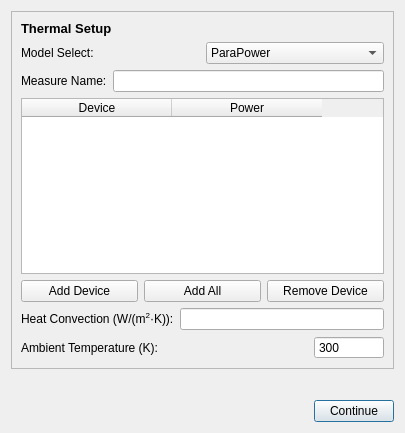
Above: qt/ui/thermalSetup.ui from e3da/PowerSynth2-gui before the change. Below: the same form after it.
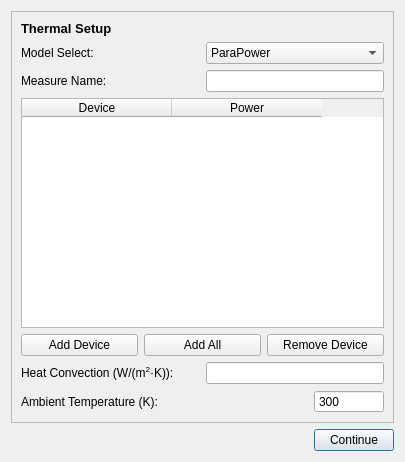
That is the form after the change.

```diff
--- a/qt/ui/thermalSetup.ui
+++ b/qt/ui/thermalSetup.ui
@@ -7,7 +7,7 @@
     <x>0</x>
     <y>0</y>
     <width>405</width>
-    <height>433</height>
+    <height>462</height>
    </rect>
   </property>
   <property name="windowTitle">
@@ -33,7 +33,14 @@
          </widget>
         </item>
         <item>
-         <widget class="QLineEdit" name="lineedit_measure_name"/>
+         <widget class="QLineEdit" name="lineedit_measure_name">
+          <property name="sizePolicy">
+           <sizepolicy hsizetype="Preferred" vsizetype="Preferred">
+            <horstretch>0</horstretch>
+            <verstretch>0</verstretch>
+           </sizepolicy>
+          </property>
+         </widget>
         </item>
        </layout>
       </item>
@@ -54,7 +61,14 @@
          </widget>
         </item>
         <item>
-         <widget class="QLineEdit" name="heat_convection"/>
+         <widget class="QLineEdit" name="heat_convection">
+          <property name="sizePolicy">
+           <sizepolicy hsizetype="Preferred" vsizetype="Preferred">
+            <horstretch>0</horstretch>
+            <verstretch>0</verstretch>
+           </sizepolicy>
+          </property>
+         </widget>
         </item>
        </layout>
       </item>
@@ -70,7 +84,7 @@
         <item>
          <widget class="QSpinBox" name="ambient_temperature">
           <property name="sizePolicy">
-           <sizepolicy hsizetype="Maximum" vsizetype="Fixed">
+           <sizepolicy hsizetype="Preferred" vsizetype="Preferred">
             <horstretch>0</horstretch>
             <verstretch>0</verstretch>
            </sizepolicy>
@@ -123,6 +137,12 @@
          <layout class="QHBoxLayout" name="horizontalLayout_3">
           <item>
            <widget class="QPushButton" name="btn_add_device">
+            <property name="sizePolicy">
+             <sizepolicy hsizetype="Preferred" vsizetype="Preferred">
+              <horstretch>0</horstretch>
+              <verstretch>0</verstretch>
+             </sizepolicy>
+            </property>
             <property name="text">
              <string>Add Device</string>
             </property>
@@ -130,6 +150,12 @@
           </item>
           <item>
            <widget class="QPushButton" name="btn_add_all">
+            <property name="sizePolicy">
+             <sizepolicy hsizetype="Preferred" vsizetype="Preferred">
+              <horstretch>0</horstretch>
+              <verstretch>0</verstretch>
+             </sizepolicy>
+            </property>
             <property name="text">
              <string>Add All</string>
             </property>
@@ -137,6 +163,12 @@
           </item>
           <item>
            <widget class="QPushButton" name="btn_remove_device">
+            <property name="sizePolicy">
+             <sizepolicy hsizetype="Preferred" vsizetype="Preferred">
+              <horstretch>0</horstretch>
+              <verstretch>0</verstretch>
+             </sizepolicy>
+            </property>
             <property name="text">
              <string>Remove Device</string>
             </property>
@@ -184,19 +216,6 @@
      </layout>
     </widget>
    </item>
-   <item>
-    <spacer name="verticalSpacer">
-     <property name="orientation">
-      <enum>Qt::Vertical</enum>
-     </property>
-     <property name="sizeHint" stdset="0">
-      <size>
-       <width>20</width>
-       <height>40</height>
-      </size>
-     </property>
-    </spacer>
-   </item>
    <item>
     <layout class="QHBoxLayout" name="horizontalLayout">
      <item>
@@ -214,6 +233,12 @@
      </item>
      <item>
       <widget class="QPushButton" name="btn_continue">
+       <property name="sizePolicy">
+        <sizepolicy hsizetype="Preferred" vsizetype="Preferred">
+         <horstretch>0</horstretch>
+         <verstretch>0</verstretch>
+        </sizepolicy>
+       </property>
        <property name="text">
         <string>Continue</string>
        </property>
```
Left out of the diff: 6 changed lines with no effect on the pictures.
